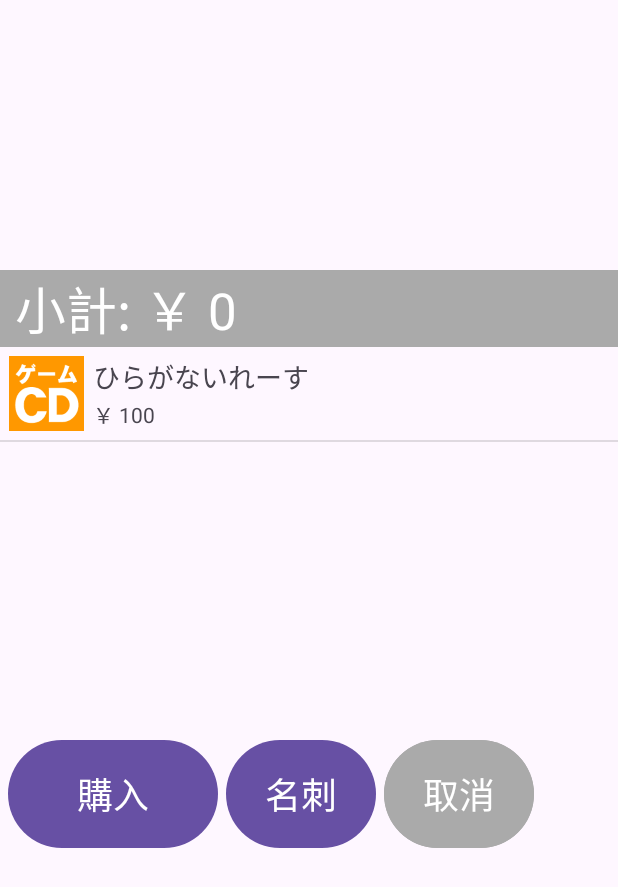
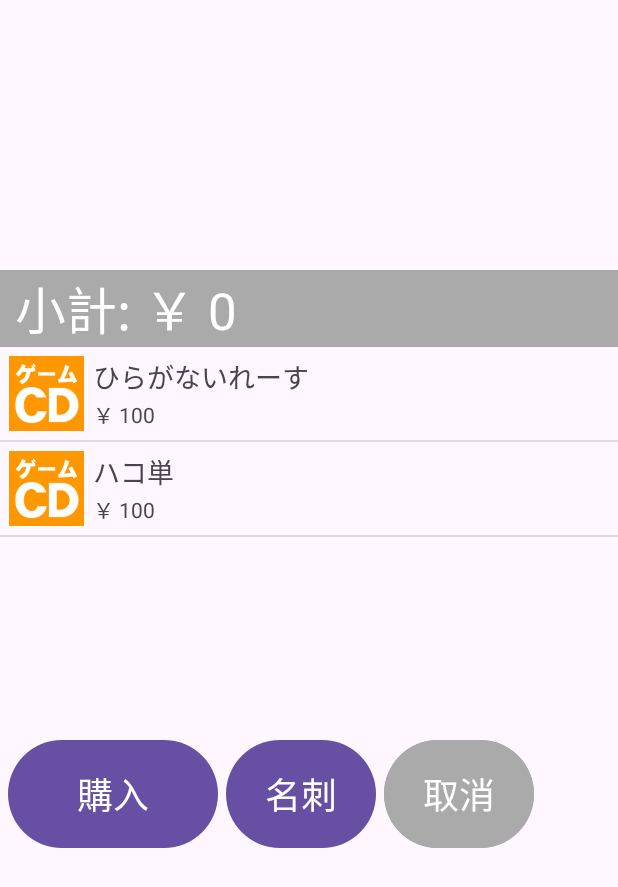
Before and after one commit to arkwnet/c102, an Android app: the screen it shows after launch (MainActivity), on a phone screen of 412 x 824 dp. Shown: the top 887 px of the screen. Run offline under Robolectric (Android 15) with nearby library versions, the phone set to English and light mode, and no system bars.

Commit message:
ALPS-FE: Create Item class

```diff
--- /dev/null
+++ b/ALPS-FE/app/src/main/java/jp/arkw/alps/fe/Item.java
@@ -0,0 +1,25 @@
+package jp.arkw.alps.fe;
+
+class Item {
+    String name;
+    int price;
+    int image;
+
+    Item(String name, int price, int image) {
+        this.name = name;
+        this.price = price;
+        this.image = image;
+    }
+
+    public String getName() {
+        return this.name;
+    }
+
+    public int getPrice() {
+        return this.price;
+    }
+
+    public int getImage() {
+        return this.image;
+    }
+}
--- a/ALPS-FE/app/src/main/java/jp/arkw/alps/fe/MainActivity.java
+++ b/ALPS-FE/app/src/main/java/jp/arkw/alps/fe/MainActivity.java
@@ -12,6 +12,8 @@ import java.util.HashMap;
 import java.util.Map;
 
 public class MainActivity extends AppCompatActivity {
+    private ArrayList<Item> items = new ArrayList<Item>();
+    private int total = 0;
 
     @Override
     protected void onCreate(Bundle savedInstanceState) {
@@ -19,7 +21,9 @@ public class MainActivity extends AppCompatActivity {
         setContentView(R.layout.activity_main);
 
         TextView textView = findViewById(R.id.text_view);
-        textView.setText("小計: ￥ 0");
+        textView.setText("小計: ￥ " + total);
+        items.add(new Item("ひらがないれーす", 100, R.drawable.gamecd));
+        items.add(new Item("ハコ単", 100, R.drawable.gamecd));
 
         ArrayList<Map<String, String>> listSelect = new ArrayList<>();
         ListView listViewSelect = findViewById(R.id.list_select);
@@ -32,11 +36,13 @@ public class MainActivity extends AppCompatActivity {
         ));
 
         ArrayList<Map<String, Object>> listItem = new ArrayList<>();
-        Map<String, Object> item = new HashMap<>();
-        item.put("name", "ひらがないれーす");
-        item.put("detail", "￥ 100");
-        item.put("image", R.drawable.gamecd);
-        listItem.add(item);
+        for (int i = 0; i < items.size(); i++) {
+            Map<String, Object> item = new HashMap<>();
+            item.put("name", items.get(i).getName());
+            item.put("detail", "￥ " + items.get(i).getPrice());
+            item.put("image", items.get(i).getImage());
+            listItem.add(item);
+        }
         ListView listViewItem = findViewById(R.id.list_item);
         listViewItem.setAdapter(new SimpleAdapter(
             this,
```
